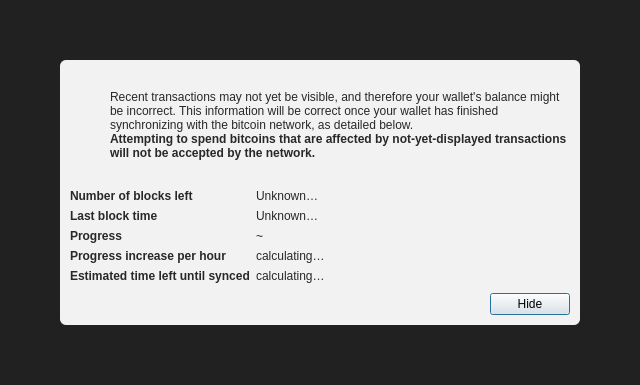
quantumbtc/bitquan, file src/qt/forms/modaloverlay.ui: the form before one commit.
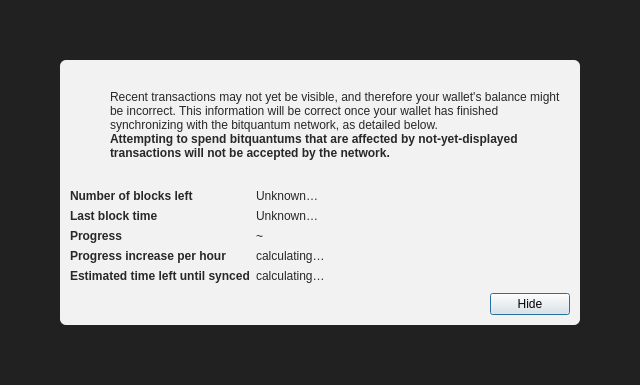
The form after the commit. Icons and pictures are not drawn.

The edit to the form file:
```diff
--- a/src/qt/forms/modaloverlay.ui
+++ b/src/qt/forms/modaloverlay.ui
@@ -130,7 +130,7 @@
              <item>
               <widget class="QLabel" name="infoText">
                <property name="text">
-                <string>Recent transactions may not yet be visible, and therefore your wallet's balance might be incorrect. This information will be correct once your wallet has finished synchronizing with the bitcoin network, as detailed below.</string>
+                <string>Recent transactions may not yet be visible, and therefore your wallet's balance might be incorrect. This information will be correct once your wallet has finished synchronizing with the bitquantum network, as detailed below.</string>
                </property>
                <property name="textFormat">
                 <enum>Qt::RichText</enum>
@@ -149,7 +149,7 @@
                 </font>
                </property>
                <property name="text">
-                <string>Attempting to spend bitcoins that are affected by not-yet-displayed transactions will not be accepted by the network.</string>
+                <string>Attempting to spend bitquantums that are affected by not-yet-displayed transactions will not be accepted by the network.</string>
                </property>
                <property name="textFormat">
                 <enum>Qt::RichText</enum>
```
